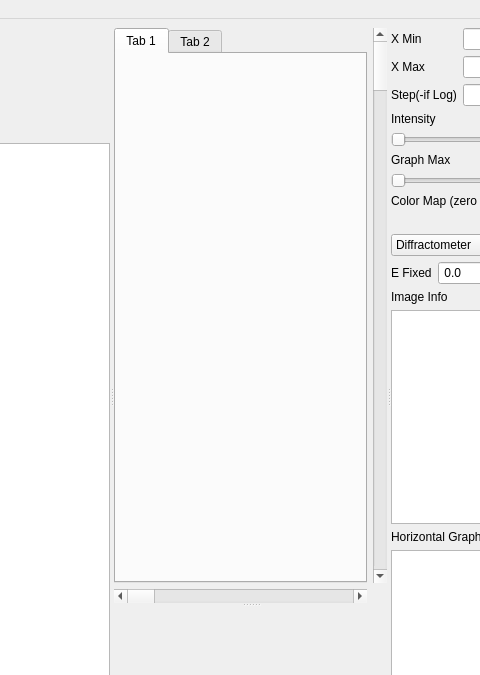
The window that Code/Mantid/MantidQt/SpectrumViewer/inc/MantidQtSpectrumViewer/SpectrumView.ui (mantidproject/mantid) describes before a commit, drawn with Qt 5; both pictures show x 375 to 855 and y 0 to 675 of the 1251 by 794 pixel window.
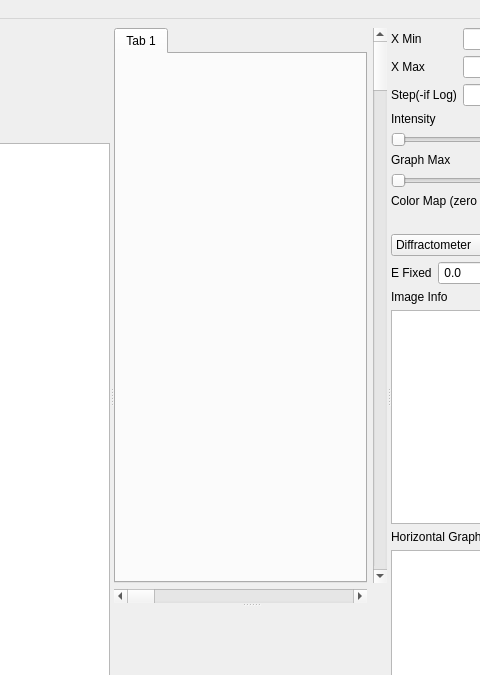
The same window after the commit. Custom widgets are drawn as their Qt base class.

```diff
--- a/Code/Mantid/MantidQt/SpectrumViewer/inc/MantidQtSpectrumViewer/SpectrumView.ui
+++ b/Code/Mantid/MantidQt/SpectrumViewer/inc/MantidQtSpectrumViewer/SpectrumView.ui
@@ -89,11 +89,6 @@
              </item>
             </layout>
            </widget>
-           <widget class="QWidget" name="tab_2">
-            <attribute name="title">
-             <string>Tab 2</string>
-            </attribute>
-           </widget>
           </widget>
          </item>
         </layout>
```
Left out of the diff: 23 changed lines with no effect on the pictures.
